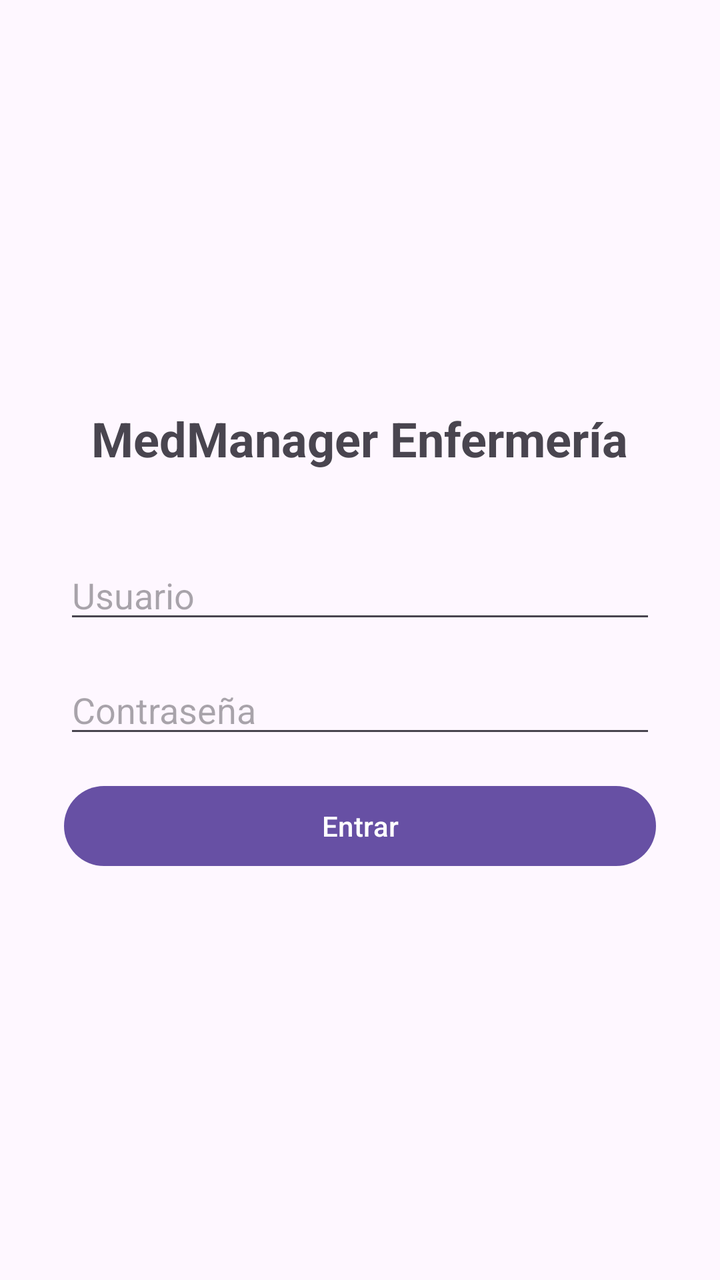
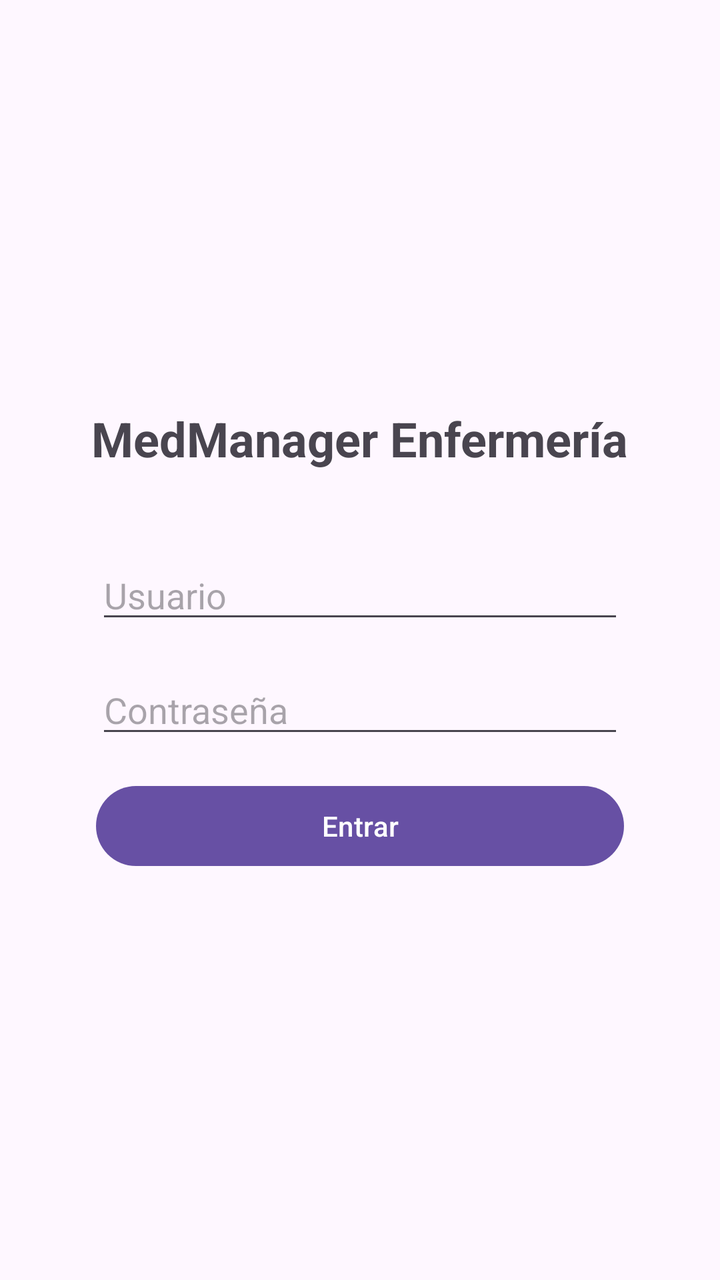

Compare the two renders of this Android layout. The source of the first and the diff that turns it into the second are given below.
<!-- AndroidManifest.xml: application theme Theme.EnfermeriaMedManager -->
<!-- res/layout/activity_main.xml -->
<?xml version="1.0" encoding="utf-8"?>
<androidx.constraintlayout.widget.ConstraintLayout xmlns:android="http://schemas.android.com/apk/res/android"
    xmlns:app="http://schemas.android.com/apk/res-auto"
    xmlns:tools="http://schemas.android.com/tools"
    android:id="@+id/main"
    android:layout_width="match_parent"
    android:layout_height="match_parent"
    android:padding="32dp"
    tools:context=".MainActivity">

    <TextView
        android:id="@+id/tvTitulo"
        android:layout_width="wrap_content"
        android:layout_height="wrap_content"
        android:text="MedManager Enfermería"
        android:textSize="24sp"
        android:textStyle="bold"
        app:layout_constraintBottom_toTopOf="@+id/etUsuario"
        app:layout_constraintEnd_toEndOf="parent"
        app:layout_constraintStart_toStartOf="parent"
        app:layout_constraintTop_toTopOf="parent"
        app:layout_constraintVertical_chainStyle="packed" />

    <EditText
        android:id="@+id/etUsuario"
        android:layout_width="0dp"
        android:layout_height="wrap_content"
        android:layout_marginTop="40dp"
        android:hint="Usuario"
        android:inputType="text"
        app:layout_constraintBottom_toTopOf="@+id/etPassword"
        app:layout_constraintEnd_toEndOf="parent"
        app:layout_constraintHorizontal_bias="0.0"
        app:layout_constraintStart_toStartOf="parent"
        app:layout_constraintTop_toBottomOf="@+id/tvTitulo" />

    <EditText
        android:id="@+id/etPassword"
        android:layout_width="0dp"
        android:layout_height="wrap_content"
        android:layout_marginTop="16dp"
        android:hint="Contraseña"
        android:inputType="textPassword"
        app:layout_constraintBottom_toTopOf="@+id/btnEntrar"
        app:layout_constraintEnd_toEndOf="parent"
        app:layout_constraintStart_toStartOf="parent"
        app:layout_constraintTop_toBottomOf="@+id/etUsuario" />

    <Button
        android:id="@+id/btnEntrar"
        android:layout_width="0dp"
        android:layout_height="48dp"
        android:layout_marginTop="15dp"
        android:text="Entrar"
        app:layout_constraintBottom_toBottomOf="parent"
        app:layout_constraintEnd_toEndOf="parent"
        app:layout_constraintHorizontal_bias="0.0"
        app:layout_constraintStart_toStartOf="parent"
        app:layout_constraintTop_toBottomOf="@+id/etPassword" />

</androidx.constraintlayout.widget.ConstraintLayout>
<!-- resources referenced by this layout -->
<resources>
  <style name="Theme.EnfermeriaMedManager" parent="Base.Theme.EnfermeriaMedManager" />
  <style name="Base.Theme.EnfermeriaMedManager" parent="Theme.Material3.DayNight.NoActionBar">
          
          
      </style>
</resources>

<!-- the commit's change to res/layout/activity_main.xml (unified diff, before → after) -->
@@ -25,7 +25,9 @@
         android:id="@+id/etUsuario"
         android:layout_width="0dp"
         android:layout_height="wrap_content"
+        android:layout_marginStart="16dp"
         android:layout_marginTop="40dp"
+        android:layout_marginEnd="16dp"
         android:hint="Usuario"
         android:inputType="text"
         app:layout_constraintBottom_toTopOf="@+id/etPassword"
@@ -38,7 +40,9 @@
         android:id="@+id/etPassword"
         android:layout_width="0dp"
         android:layout_height="wrap_content"
+        android:layout_marginStart="16dp"
         android:layout_marginTop="16dp"
+        android:layout_marginEnd="16dp"
         android:hint="Contraseña"
         android:inputType="textPassword"
         app:layout_constraintBottom_toTopOf="@+id/btnEntrar"
@@ -50,7 +54,9 @@
         android:id="@+id/btnEntrar"
         android:layout_width="0dp"
         android:layout_height="48dp"
+        android:layout_marginStart="16dp"
         android:layout_marginTop="15dp"
+        android:layout_marginEnd="16dp"
         android:text="Entrar"
         app:layout_constraintBottom_toBottomOf="parent"
         app:layout_constraintEnd_toEndOf="parent"
